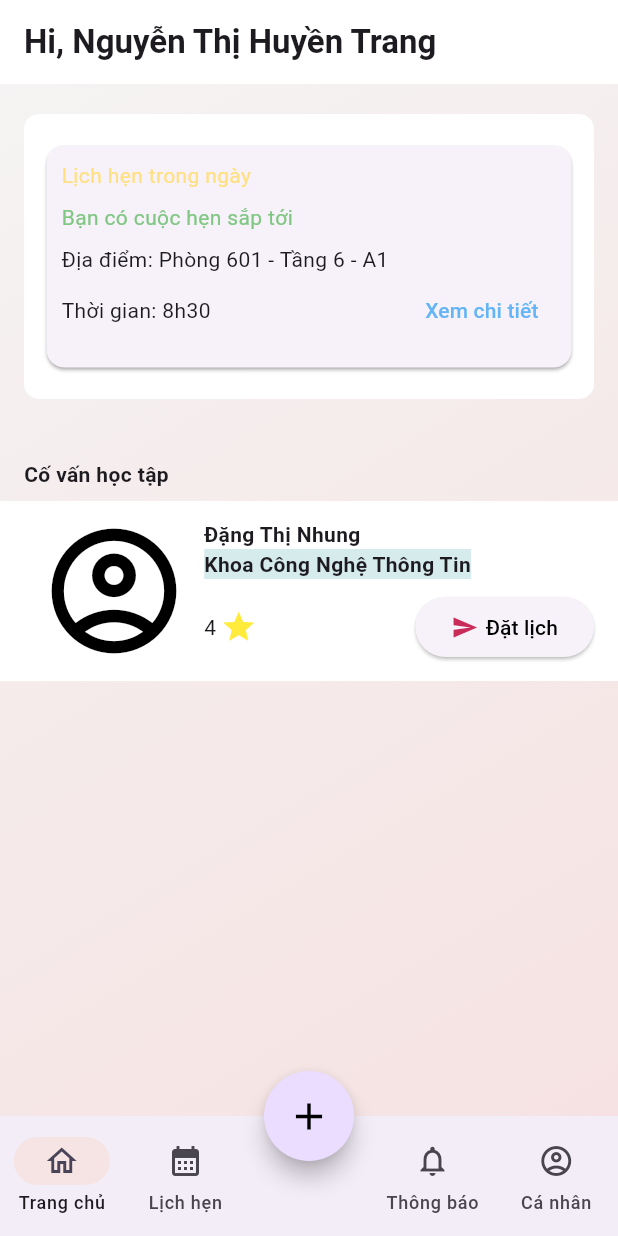
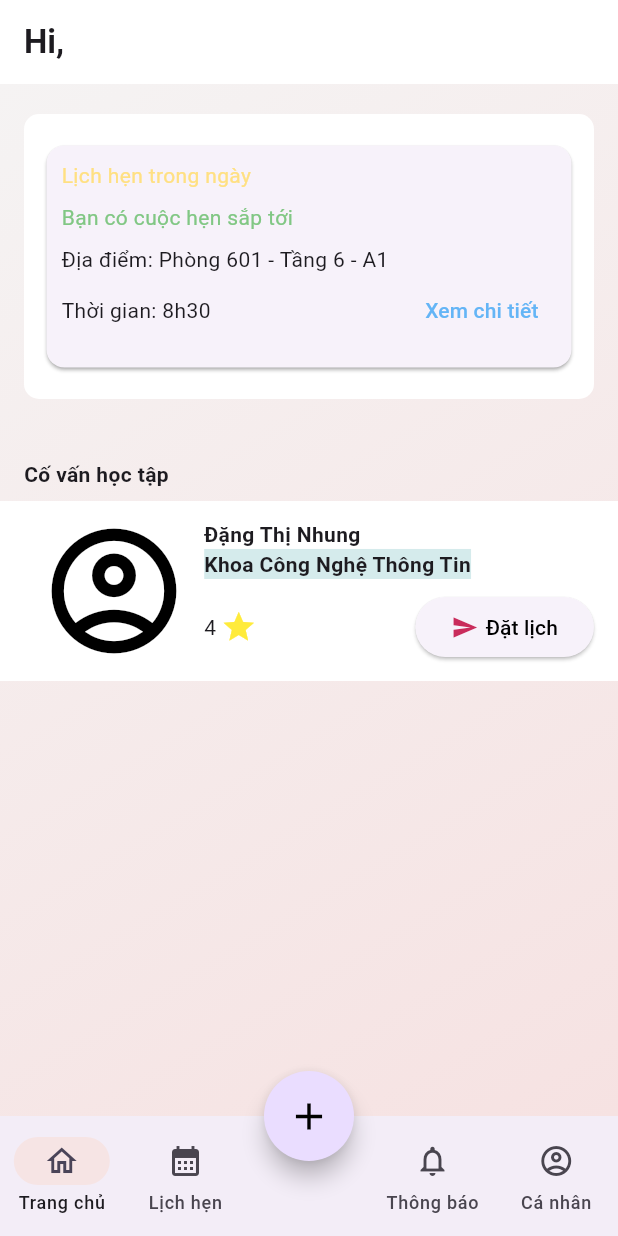
Before and after one commit to toila4120/Booking_app, a Flutter app: the MainScreen screen opened directly, on a phone screen of 412 x 824 dp. Run offline on Flutter 3.47's test engine with Material 3 defaults, Android fonts, the phone set to English and light mode, and no system bars; our stand-ins replace google_nav_bar, sqflite, table_calendar; missing offline and left inert: booking_calendar; accounts and stored records are empty.

```diff
--- a/lib/main.dart
+++ b/lib/main.dart
@@ -1,5 +1,9 @@
+import 'package:booking_app/models/booking.dart';
+import 'package:booking_app/models/user.dart';
 import 'package:booking_app/screen/login_screen.dart';
+import 'package:booking_app/services/databasehelper.dart';
 import 'package:flutter/material.dart';
+import 'package:sqflite/sqflite.dart';
 
 void main() async {
   // WidgetsFlutterBinding.ensureInitialized();
--- a/lib/screen/login_screen.dart
+++ b/lib/screen/login_screen.dart
@@ -1,6 +1,7 @@
 import 'package:booking_app/models/user.dart';
 import 'package:booking_app/screen/main_screen.dart';
 import 'package:booking_app/services/databasehelper.dart';
+import 'package:booking_app/services/userData.dart';
 import 'package:flutter/material.dart';
 import 'package:sqflite/sqflite.dart';
 
@@ -94,6 +95,8 @@ class Login extends StatelessWidget {
                 // Kiểm tra thông tin đăng nhập
                 if (users != null && users.isNotEmpty) {
                   // Đăng nhập thành công, chuyển tới màn hình chính
+                  print('hello ${users.first.id}');
+                  UserData().user = users.first;
                   Navigator.push(
                     context,
                     MaterialPageRoute(
--- a/lib/screen/main_screen.dart
+++ b/lib/screen/main_screen.dart
@@ -1,6 +1,8 @@
+import 'package:booking_app/models/user.dart';
 import 'package:booking_app/screen/datLich_screen.dart';
 import 'package:booking_app/screen/lichHen_screen.dart';
 import 'package:booking_app/screen/trang_chu_screen.dart';
+import 'package:booking_app/services/userData.dart';
 import 'package:flutter/material.dart';
 
 class MainScreen extends StatefulWidget {
@@ -13,6 +15,7 @@ class MainScreen extends StatefulWidget {
 
 class _MainScreenState extends State<MainScreen> {
   int _selectedPageIndex = 0;
+  User? user = UserData().user!;
 
   @override
   void initState() {
@@ -54,8 +57,8 @@ class _MainScreenState extends State<MainScreen> {
       appBar: AppBar(
         backgroundColor: Colors.white,
         automaticallyImplyLeading: false,
-        title: const Text(
-          'Hi, Nguyễn Thị Huyền Trang',
+        title: Text(
+          'Hi, ${user?.fullName}',
           style: TextStyle(fontWeight: FontWeight.w600),
         ),
       ),
--- /dev/null
+++ b/lib/services/userData.dart
@@ -0,0 +1,13 @@
+import 'package:booking_app/models/user.dart';
+
+class UserData {
+  static final UserData _data = UserData._internal();
+
+  factory UserData() {
+    return _data;
+  }
+
+  UserData._internal();
+
+  User? user;
+}
```
